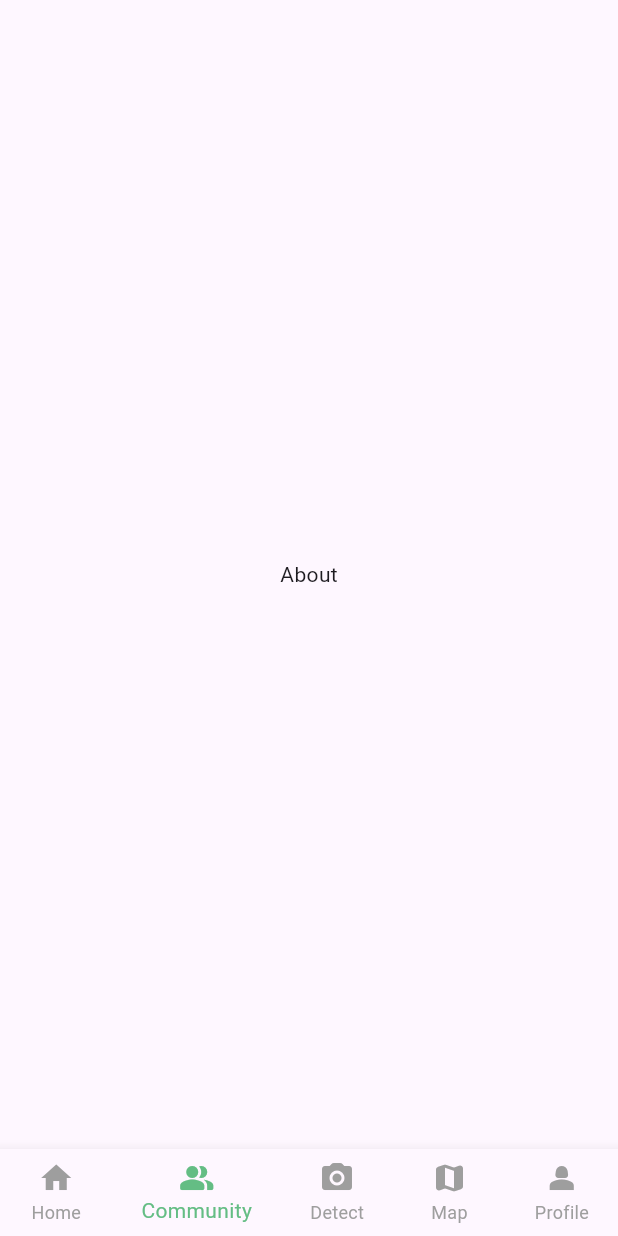
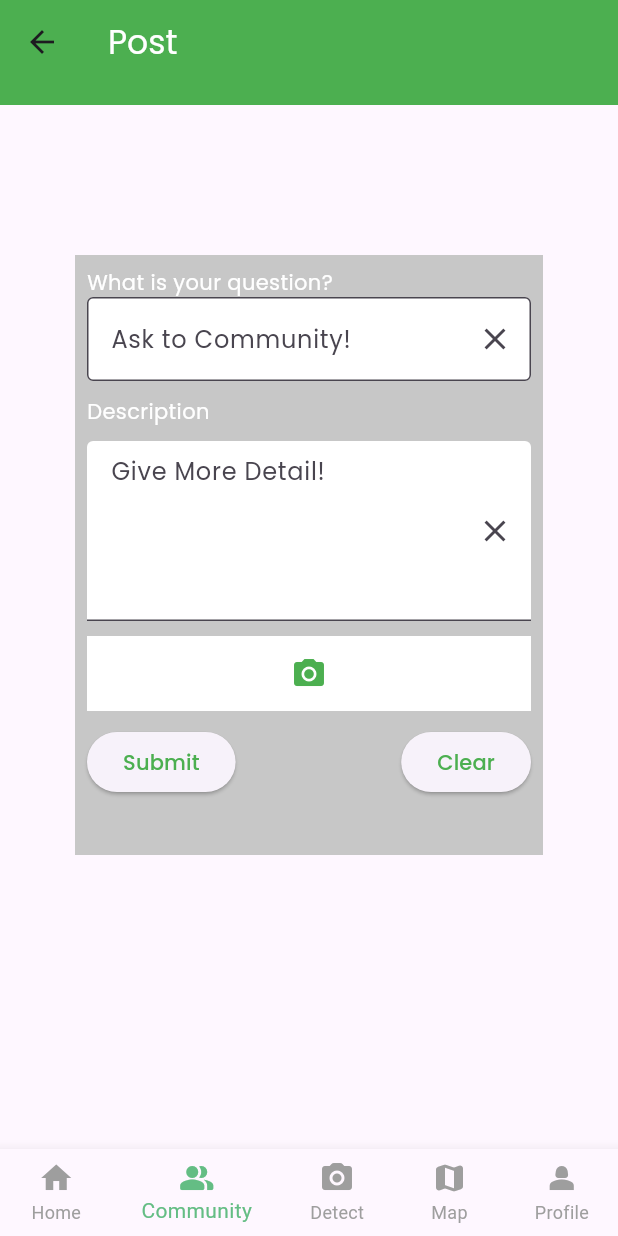
Before and after one commit to ekinalaydin/plant_app, a Flutter app: the BottomNavigation screen opened directly, item 2 of the bottom bar chosen, on a phone screen of 412 x 824 dp. Run offline on Flutter 3.47's test engine with Material 3 defaults, Android fonts, the phone set to English and light mode, and no system bars; our stand-ins replace dropdown_search, google_fonts, image_picker; missing offline and left inert: amplify_auth_cognito, amplify_flutter.

Commit message:
create_post_screen and widget added

```diff
--- a/lib/screens/camera_screen.dart
+++ b/lib/screens/camera_screen.dart
@@ -6,6 +6,7 @@ import 'package:image_picker/image_picker.dart';
 
 class CameraScreen extends StatefulWidget {
   @override
+  // ignore: library_private_types_in_public_api
   _CameraScreenState createState() => _CameraScreenState();
 }
 
--- /dev/null
+++ b/lib/screens/create_post_screen.dart
@@ -0,0 +1,24 @@
+import 'package:flutter/material.dart';
+import 'package:google_fonts/google_fonts.dart';
+import 'package:plant_app/widgets/create_post.dart';
+
+class CreatePost extends StatelessWidget {
+  @override
+  Widget build(BuildContext context) {
+    return Scaffold(
+      appBar: PreferredSize(
+        preferredSize: const Size.fromHeight(70.0), // here the desired height
+        child: AppBar(
+          backgroundColor: Colors.green,
+          title: Text(
+            "Post",
+            style: GoogleFonts.poppins(color: Colors.white),
+          ),
+        ),
+      ),
+      body: SingleChildScrollView(
+        child: Column(children: [PostWidget()]),
+      ),
+    );
+  }
+}
--- a/lib/widgets/bottom_navigation.dart
+++ b/lib/widgets/bottom_navigation.dart
@@ -1,5 +1,6 @@
 import 'package:flutter/material.dart';
 import 'package:plant_app/screens/camera_screen.dart';
+import 'package:plant_app/screens/create_post_screen.dart';
 import 'package:plant_app/screens/home_screen.dart';
 import 'package:plant_app/screens/profile_screen.dart';
 
@@ -16,11 +17,7 @@ class _BottomNavigationState extends State<BottomNavigation> {
 
   List<Widget> _pages = [
     HomeScreen(),
-    Center(
-      child: Text(
-        "About",
-      ),
-    ),
+    CreatePost(),
     CameraScreen(),
     Center(
       child: Text("Contact"),
--- /dev/null
+++ b/lib/widgets/create_post.dart
@@ -0,0 +1,165 @@
+import 'dart:io';
+
+import 'package:flutter/material.dart';
+import 'package:google_fonts/google_fonts.dart';
+import 'package:image_picker/image_picker.dart';
+
+class PostWidget extends StatefulWidget {
+  const PostWidget({Key? key}) : super(key: key);
+
+  @override
+  State<PostWidget> createState() => _PostWidgetState();
+}
+
+class _PostWidgetState extends State<PostWidget> {
+  File? _image;
+  final picker = ImagePicker();
+  final _formKey = GlobalKey<FormState>(); // Define form key
+  final TextEditingController _descriptionController = TextEditingController();
+
+  @override
+  Widget build(BuildContext context) {
+    return Center(
+      child: Padding(
+        padding: const EdgeInsets.fromLTRB(50.0, 100, 50, 50),
+        child: Container(
+          width: 350, // Adjust width as needed
+          height: 400, // Adjust height as needed
+          color: const Color.fromARGB(255, 199, 199, 199),
+          child: Padding(
+            padding: const EdgeInsets.all(8.0),
+            child: Form(
+              key: _formKey,
+              child: Column(
+                crossAxisAlignment: CrossAxisAlignment.stretch,
+                children: [
+                  Text(
+                    "What is your question?",
+                    style: GoogleFonts.poppins(color: Colors.white),
+                  ),
+                  TextFormField(
+                    decoration: InputDecoration(
+                      filled: true,
+                      fillColor: Colors.white,
+                      suffixIcon: Icon(Icons.clear),
+                      hintText: 'Ask to Community!',
+                      hintStyle: GoogleFonts.poppins(),
+                      border: OutlineInputBorder(),
+                    ),
+                    validator: (value) {
+                      if (value == null || value.isEmpty) {
+                        return 'Please enter some text';
+                      }
+                      return null;
+                    },
+                  ),
+                  SizedBox(
+                    height: 40,
+                    child: Padding(
+                      padding: const EdgeInsets.only(top: 10.0),
+                      child: Text(
+                        "Description",
+                        style: GoogleFonts.poppins(color: Colors.white),
+                      ),
+                    ),
+                  ), // Adjust spacing between text fields
+                  SizedBox(
+                    width: 240, // <-- TextField width
+                    height: 120, // <-- TextField height
+                    child: TextFormField(
+                      controller: _descriptionController,
+                      maxLines: null,
+                      expands: true,
+                      keyboardType: TextInputType.multiline,
+                      decoration: InputDecoration(
+                        filled: true,
+                        fillColor: Colors.white,
+                        suffixIcon: Icon(Icons.clear),
+                        hintText: 'Give More Detail!',
+                        hintStyle: GoogleFonts.poppins(fontSize: 16),
+                      ),
+                      validator: (value) {
+                        if (value == null || value.isEmpty) {
+                          return 'Please enter some text';
+                        }
+                        return null;
+                      },
+                    ),
+                  ),
+                  SizedBox(
+                    height: 10,
+                  ), // Adjust spacing between text fields and camera icon
+                  Container(
+                    width: 50,
+                    height: 50,
+                    color: Colors.white,
+                    alignment: Alignment.center,
+                    child: IconButton(
+                      icon: Icon(
+                        Icons.camera_alt,
+                        color: Colors.green,
+                      ),
+                      onPressed: () {
+                        _selectImage(context);
+                      },
+                    ),
+                  ),
+                  SizedBox(height: 10),
+                  Row(
+                    mainAxisAlignment: MainAxisAlignment.spaceBetween,
+                    children: [
+                      ElevatedButton(
+                        onPressed: () {
+                          // Submit form functionality
+                          if (_formKey.currentState!.validate()) {
+                            // Do something with the form data
+                            ScaffoldMessenger.of(context).showSnackBar(
+                              SnackBar(
+                                content: Text('Form submitted!'),
+                              ),
+                            );
+                          }
+                        },
+                        child: Text(
+                          'Submit',
+                          style: GoogleFonts.poppins(color: Colors.green),
+                        ),
+                      ),
+                      ElevatedButton(
+                        onPressed: () {
+                          // Clear form fields functionality
+                          _descriptionController.clear();
+                        },
+                        child: Text(
+                          'Clear',
+                          style: GoogleFonts.poppins(color: Colors.green),
+                        ),
+                      ),
+                    ],
+                  ),
+                ],
+              ),
+            ),
+          ),
+        ),
+      ),
+    );
+  }
+
+  // Function to select image
+  void _selectImage(BuildContext context) async {
+    final pickedFile = await picker.pickImage(source: ImageSource.gallery);
+
+    setState(() {
+      if (pickedFile != null) {
+        _image = File(pickedFile.path);
+      } else {
+        ScaffoldMessenger.of(context).showSnackBar(
+          SnackBar(
+            content: Text('No image selected from gallery.'),
+          ),
+        );
+      }
+    });
+  }
+}
```
